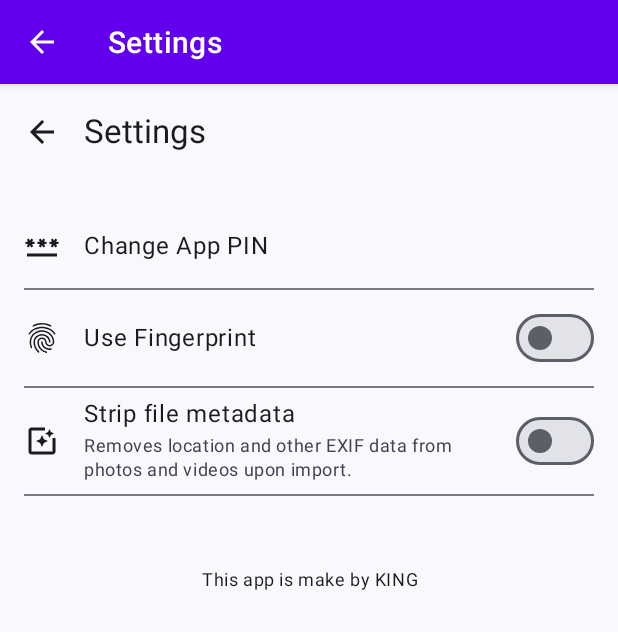
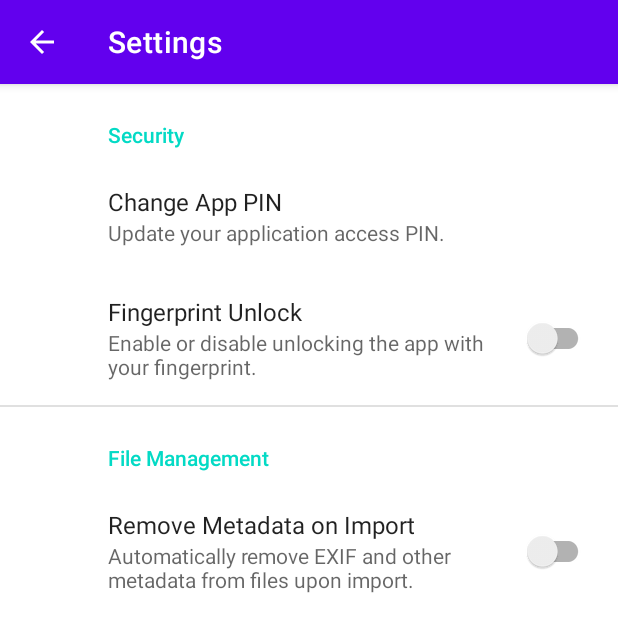
Before and after one commit to PARAM2013/I2, an Android app built with Jetpack Compose: the SettingsActivity screen opened directly, with no data from a screen before it, on a phone screen of 412 x 824 dp. Shown: the top 632 px of the screen. Run offline under Robolectric (Android 15) with nearby library versions, the phone set to English and light mode, and no system bars; our stand-ins replace androidx.preference.

Commit message:
Revert "Feat: Implement Settings Screen UI"
This reverts commit 13e9b8aee4d16e07cafae02f554afb56984bea43.

```diff
--- a/app/src/main/java/com/example/secure/ui/dashboard/MainDashboardScreen.kt
+++ b/app/src/main/java/com/example/secure/ui/dashboard/MainDashboardScreen.kt
@@ -76,7 +76,7 @@ fun MainDashboardScreen(
                     actions = {
                         IconButton(onClick = onSettingsClick) {
                             Icon(
-                                imageVector = Icons.Filled.Settings, // Changed Icon
+                                imageVector = Icons.Filled.MoreVert,
                                 contentDescription = stringResource(R.string.title_settings)
                             )
                         }
--- a/app/src/main/java/com/example/secure/ui/settings/SettingsActivity.kt
+++ b/app/src/main/java/com/example/secure/ui/settings/SettingsActivity.kt
@@ -1,61 +1,28 @@
 package com.example.secure.ui.settings
 
-import android.content.Intent
 import android.os.Bundle
-import androidx.activity.compose.setContent
-import androidx.activity.viewModels
 import androidx.appcompat.app.AppCompatActivity
-import androidx.compose.material3.MaterialTheme
-import androidx.compose.material3.Surface
-import com.example.secure.ui.pin.PinSetupActivity // Assuming this path, will adjust if different
-import com.example.secure.ui.theme.ISecureTheme
+import com.example.secure.R
 
 class SettingsActivity : AppCompatActivity() {
 
-    private val settingsViewModel: SettingsViewModel by viewModels {
-        SettingsViewModelFactory(application)
+    override fun onCreate(savedInstanceState: Bundle?) {
+        super.onCreate(savedInstanceState)
+        setContentView(R.layout.activity_settings) // We'll create this layout next
+
+        if (savedInstanceState == null) {
+            supportFragmentManager
+                .beginTransaction()
+                .replace(R.id.settings_container, SettingsFragment())
+                .commit()
+        }
+        // Enable the Up button
+        supportActionBar?.setDisplayHomeAsUpEnabled(true)
     }
 
-    companion object {
-        // Define a key for the mode if PinSetupActivity needs to distinguish
-        // between initial setup and changing PIN.
-        // This would ideally be in PinSetupActivity.kt's companion object.
-        const val EXTRA_PIN_SETUP_MODE = "com.example.secure.PIN_SETUP_MODE"
-        const val MODE_CHANGE_PIN = "change_pin"
+    // Handle the Up button press
+    override fun onSupportNavigateUp(): Boolean {
+        finish() // or super.onSupportNavigateUp() if you have more complex navigation
+        return true
     }
-
-    override fun onCreate(savedInstanceState: Bundle?) {
-        super.onCreate(savedInstanceState)
-
-        // Removed XML layout and Fragment transaction
-        // supportActionBar?.setDisplayHomeAsUpEnabled(true) // Will be handled by Compose TopAppBar
-
-        setContent {
-            ISecureTheme {
-                Surface(color = MaterialTheme.colorScheme.background) {
-                    SettingsScreen(
-                        viewModel = settingsViewModel,
-                        onNavigateToPinSetup = {
-                            val intent = Intent(this, PinSetupActivity::class.java).apply {
-                                putExtra(EXTRA_PIN_SETUP_MODE, MODE_CHANGE_PIN)
-                            }
-                            startActivity(intent)
-                        },
-                        onNavigateBack = {
-                            finish() // Or onBackPressedDispatcher.onBackPressed()
-                        }
-                    )
-                }
-            }
-        }
-    }
-
-    // onSupportNavigateUp is no longer strictly needed if Compose TopAppBar handles back.
-    // If kept for ActionBar compatibility (e.g. if setDisplayHomeAsUpEnabled was still used),
-    // it should call finish() or super.onSupportNavigateUp().
-    // For a full Compose activity, this can often be removed.
-    // override fun onSupportNavigateUp(): Boolean {
-    //     finish()
-    //     return true
-    // }
 }
--- a/app/src/main/java/com/example/secure/ui/settings/SettingsScreen.kt
+++ /dev/null
@@ -1,201 +0,0 @@
-package com.example.secure.ui.settings
-
-import android.app.Activity
-import android.app.Application
-import androidx.activity.compose.LocalOnBackPressedDispatcherOwner
-import androidx.compose.foundation.clickable
-import androidx.compose.foundation.layout.Arrangement
-import androidx.compose.foundation.layout.Column
-import androidx.compose.foundation.layout.Row
-import androidx.compose.foundation.layout.Spacer
-import androidx.compose.foundation.layout.fillMaxSize
-import androidx.compose.foundation.layout.fillMaxWidth
-import androidx.compose.foundation.layout.height
-import androidx.compose.foundation.layout.padding
-import androidx.compose.foundation.layout.size
-import androidx.compose.foundation.layout.width
-import androidx.compose.foundation.lazy.LazyColumn
-import androidx.compose.material.icons.Icons
-import androidx.compose.material.icons.filled.ArrowBack
-import androidx.compose.material.icons.filled.Fingerprint
-import androidx.compose.material.icons.filled.Password // Using filled as Default may not exist for this
-import androidx.compose.material.icons.filled.PhotoFilter // Using filled
-import androidx.compose.material3.Divider
-import androidx.compose.material3.ExperimentalMaterial3Api
-import androidx.compose.material3.Icon
-import androidx.compose.material3.IconButton
-import androidx.compose.material3.MaterialTheme
-import androidx.compose.material3.Scaffold
-import androidx.compose.material3.Switch
-import androidx.compose.material3.Text
-import androidx.compose.material3.TopAppBar
-import androidx.compose.runtime.Composable
-import androidx.compose.runtime.collectAsState
-import androidx.compose.runtime.getValue
-import androidx.compose.ui.Alignment
-import androidx.compose.ui.Modifier
-import androidx.compose.ui.graphics.vector.ImageVector
-import androidx.compose.ui.platform.LocalContext
-import androidx.compose.ui.res.stringResource
-import androidx.compose.ui.tooling.preview.Preview
-import androidx.compose.ui.unit.dp
-import androidx.lifecycle.viewmodel.compose.viewModel
-import com.example.secure.R
-import com.example.secure.ui.theme.ISecureTheme
-
-@OptIn(ExperimentalMaterial3Api::class)
-@Composable
-fun SettingsScreen(
-    viewModel: SettingsViewModel = viewModel(factory = SettingsViewModelFactory(LocalContext.current.applicationContext as Application)),
-    onNavigateToPinSetup: () -> Unit,
-    onNavigateBack: () -> Unit
-) {
-    val isFingerprintEnabled by viewModel.isFingerprintEnabled.collectAsState()
-    val isMetadataRemovalEnabled by viewModel.isMetadataRemovalEnabled.collectAsState()
-
-    Scaffold(
-        topBar = {
-            TopAppBar(
-                title = { Text(stringResource(R.string.title_settings)) },
-                navigationIcon = {
-                    IconButton(onClick = onNavigateBack) {
-                        Icon(Icons.Filled.ArrowBack, contentDescription = stringResource(R.string.action_back))
-                    }
-                }
-            )
-        }
-    ) { paddingValues ->
-        LazyColumn(
-            modifier = Modifier
-                .fillMaxSize()
-                .padding(paddingValues)
-                .padding(16.dp)
-        ) {
-            // Change PIN
-            item {
-                SettingItem(
-                    icon = Icons.Filled.Password,
-                    title = stringResource(R.string.settings_change_pin),
-                    onClick = onNavigateToPinSetup
-                )
-                Divider()
-            }
-
-            // Enable Fingerprint Unlock
-            item {
-                SettingItemWithSwitch(
-                    icon = Icons.Filled.Fingerprint,
-                    title = stringResource(R.string.settings_use_fingerprint), // New String
-                    checked = isFingerprintEnabled,
-                    onCheckedChange = { viewModel.setFingerprintEnabled(it) }
-                )
-                Divider()
-            }
-
-            // Remove Metadata on Import
-            item {
-                SettingItemWithSwitch(
-                    icon = Icons.Filled.PhotoFilter,
-                    title = stringResource(R.string.settings_strip_metadata), // New String
-                    description = stringResource(R.string.settings_strip_metadata_desc), // New String
-                    checked = isMetadataRemovalEnabled,
-                    onCheckedChange = { viewModel.setMetadataRemovalEnabled(it) }
-                )
-                Divider()
-            }
-
-            // Footer Text
-            item {
-                Spacer(modifier = Modifier.height(32.dp))
-                Text(
-                    text = "This app is make by KING", // As per ui.md
-                    style = MaterialTheme.typography.bodySmall,
-                    modifier = Modifier.fillMaxWidth().padding(vertical = 16.dp),
-                    textAlign = androidx.compose.ui.text.style.TextAlign.Center
-                )
-            }
-        }
-    }
-}
-
-@Composable
-fun SettingItem(
-    icon: ImageVector,
-    title: String,
-    onClick: () -> Unit
-) {
-    Row(
-        modifier = Modifier
-            .fillMaxWidth()
-            .clickable(onClick = onClick)
-            .padding(vertical = 16.dp),
-        verticalAlignment = Alignment.CenterVertically
-    ) {
-        Icon(icon, contentDescription = title, modifier = Modifier.size(24.dp))
-        Spacer(modifier = Modifier.width(16.dp))
-        Text(text = title, style = MaterialTheme.typography.bodyLarge)
-    }
-}
-
-@Composable
-fun SettingItemWithSwitch(
-    icon: ImageVector,
-    title: String,
-    description: String? = null,
-    checked: Boolean,
-    onCheckedChange: (Boolean) -> Unit
-) {
-    Row(
-        modifier = Modifier
-            .fillMaxWidth()
-            .clickable { onCheckedChange(!checked) }
-            .padding(vertical = 8.dp), // Reduced padding for items with switches to make them feel more compact
-        verticalAlignment = Alignment.CenterVertically,
-        horizontalArrangement = Arrangement.SpaceBetween
-    ) {
-        Row(verticalAlignment = Alignment.CenterVertically, modifier = Modifier.weight(1f)) {
-            Icon(icon, contentDescription = title, modifier = Modifier.size(24.dp))
-            Spacer(modifier = Modifier.width(16.dp))
-            Column {
-                Text(text = title, style = MaterialTheme.typography.bodyLarge)
-                description?.let {
-                    Spacer(modifier = Modifier.height(4.dp))
-                    Text(text = it, style = MaterialTheme.typography.bodySmall, color = MaterialTheme.colorScheme.onSurfaceVariant)
-                }
-            }
-        }
-        Switch(
-            checked = checked,
-            onCheckedChange = onCheckedChange,
-            modifier = Modifier.padding(start = 16.dp)
-        )
-    }
-}
-
-// Basic ViewModelFactory for passing Application context to SettingsViewModel in Preview
-// In a real app with Hilt, this wouldn't be necessary for previews in the same way.
-class SettingsViewModelFactory(private val application: Application) : androidx.lifecycle.ViewModelProvider.Factory {
-    override fun <T : androidx.lifecycle.ViewModel> create(modelClass: Class<T>): T {
-        if (modelClass.isAssignableFrom(SettingsViewModel::class.java)) {
-            @Suppress("UNCHECKED_CAST")
-            return SettingsViewModel(application) as T
-        }
-        throw IllegalArgumentException("Unknown ViewModel class")
-    }
-}
-
-@Preview(showBackground = true)
-@Composable
-fun SettingsScreenPreview() {
-    ISecureTheme {
-        // In a real app, you might use a fake ViewModel or Hilt for previews.
-        // For this preview to work, it needs an Application instance.
-        val context = LocalContext.current
-        val factory = SettingsViewModelFactory(context.applicationContext as Application)
-        SettingsScreen(
-            viewModel = viewModel(factory = factory),
-            onNavigateToPinSetup = {},
-            onNavigateBack = {}
-        )
-    }
-}
--- a/app/src/main/java/com/example/secure/ui/settings/SettingsViewModel.kt
+++ /dev/null
@@ -1,31 +0,0 @@
-package com.example.secure.ui.settings
-
-import android.app.Application
-import androidx.lifecycle.AndroidViewModel
-import com.example.secure.auth.PinManager
-import kotlinx.coroutines.flow.MutableStateFlow
-import kotlinx.coroutines.flow.StateFlow
-import kotlinx.coroutines.flow.asStateFlow
-
-class SettingsViewModel(application: Application) : AndroidViewModel(application) {
-
-    private val appContext = application.applicationContext
-
-    // Fingerprint Enabled State
-    private val _isFingerprintEnabled = MutableStateFlow(PinManager.isFingerprintAuthEnabled(appContext))
-    val isFingerprintEnabled: StateFlow<Boolean> = _isFingerprintEnabled.asStateFlow()
-
-    fun setFingerprintEnabled(enabled: Boolean) {
-        PinManager.setFingerprintAuthEnabled(appContext, enabled)
-        _isFingerprintEnabled.value = PinManager.isFingerprintAuthEnabled(appContext) // Re-fetch to ensure consistency
-    }
-
-    // Metadata Removal State
-    private val _isMetadataRemovalEnabled = MutableStateFlow(PinManager.isMetadataRemovalEnabled(appContext))
-    val isMetadataRemovalEnabled: StateFlow<Boolean> = _isMetadataRemovalEnabled.asStateFlow()
-
-    fun setMetadataRemovalEnabled(enabled: Boolean) {
-        PinManager.setMetadataRemovalEnabled(appContext, enabled)
-        _isMetadataRemovalEnabled.value = PinManager.isMetadataRemovalEnabled(appContext) // Re-fetch
-    }
-}
--- a/app/src/main/res/values/strings.xml
+++ b/app/src/main/res/values/strings.xml
@@ -127,11 +127,5 @@
     <string name="rename_failed">Failed to rename \'%1$s\'.</string>
     <string name="rename_failed_exists">Failed to rename. An item named \'%1$s\' already exists.</string>
 
-    <!-- Settings Screen specific -->
-    <string name="settings_use_fingerprint">Use Fingerprint</string>
-    <string name="settings_strip_metadata">Strip file metadata</string>
-    <string name="settings_strip_metadata_desc">Removes location and other EXIF data from photos and videos upon import.</string>
-    <!-- R.string.title_settings ("Settings") already exists -->
-    <!-- R.string.settings_change_pin ("Change App PIN") already exists -->
 
 </resources>
```
